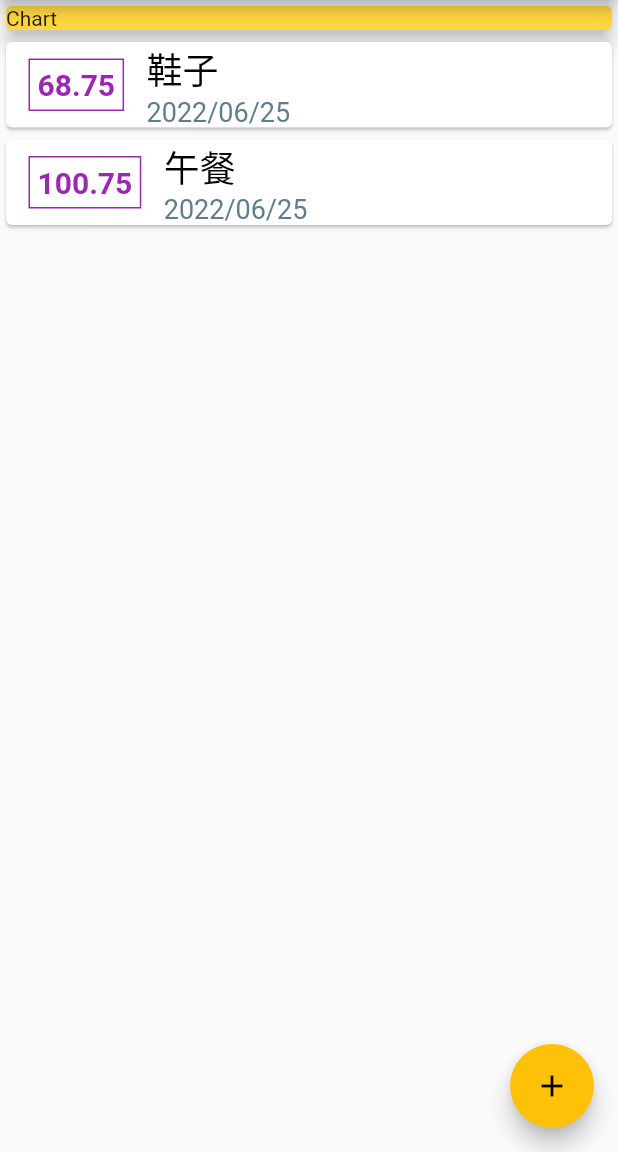
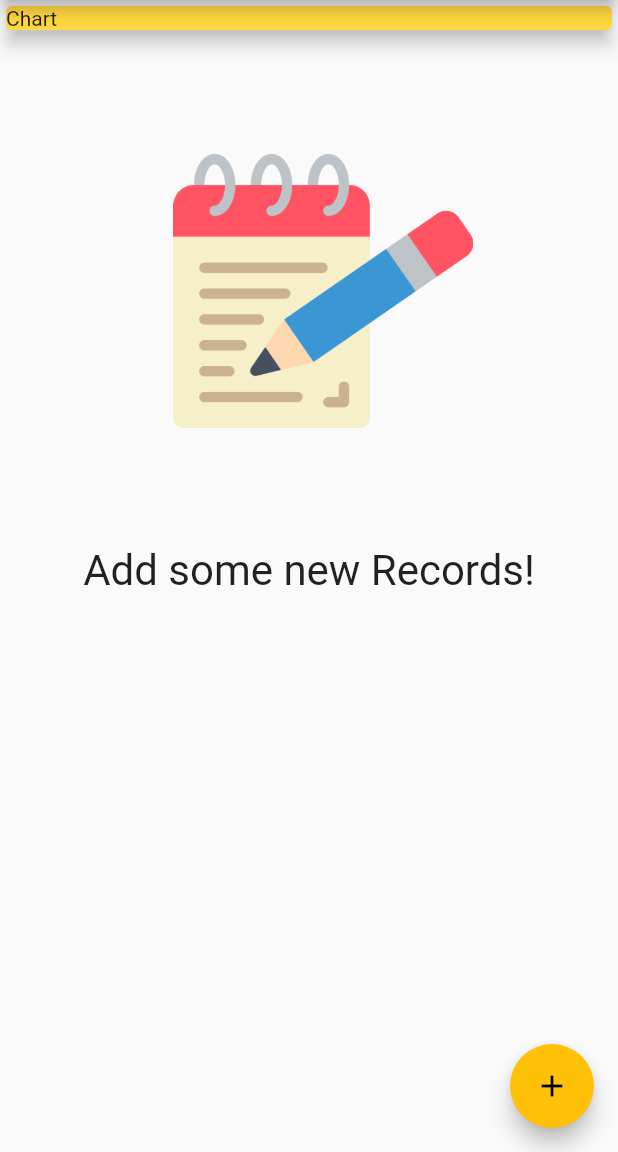
Before and after one commit to judy152534/Expense_App, a Flutter app: the screen it shows after launch, on a phone screen of 412 x 824 dp, the part 84-1236 px from its top. Run offline on Flutter 3.47's test engine with Material 2 defaults, Android fonts, the phone set to English and light mode, and no system bars.

```diff
--- a/lib/main.dart
+++ b/lib/main.dart
@@ -25,8 +25,8 @@ class MyHomePage extends StatefulWidget {
 
 class _MyHomePageState extends State<MyHomePage> {
   final List<Transaction> _userTransactions = [
-    Transaction(id: 'd1', title: '鞋子', amount: 68.75, date: DateTime.now()),
-    Transaction(id: 'd2', title: '午餐', amount: 100.75, date: DateTime.now()),
+    // Transaction(id: 'd1', title: '鞋子', amount: 68.75, date: DateTime.now()),
+    // Transaction(id: 'd2', title: '午餐', amount: 100.75, date: DateTime.now()),
   ];
 
   void _addNewTransaction(String txTitle, double txAmount) {
--- a/lib/widgets/transaction_list.dart
+++ b/lib/widgets/transaction_list.dart
@@ -16,14 +16,37 @@ class TransactionList extends StatelessWidget {
         // must be constrained in a range(ex.Container height), otherwise infinitive
         // for a large list, "ListView.builder" only render visible item
         // compare to "ListView(children[])"
-        child: ListView.builder(
+        child: transactions.isEmpty
+            ? Column(children: <Widget>[
+                SizedBox(
+                  height: 70,
+                ),
+                Container(
+                  height: 200,
+                  alignment: Alignment(0.09, 0),
+                  child: Image.asset(
+                    'assets/images/notepad.png',
+                    fit: BoxFit.cover,
+                  ),
+                ),
+                // sizeBox provides spaces
+                SizedBox(
+                  height: 70,
+                ),
+                Text(
+                  'Add some new Records!',
+                  style: TextStyle(fontSize: 28),
+                )
+              ])
+            : ListView.builder(
                 itemCount: transactions.length,
                 itemBuilder: ((context, index) {
                   return Card(
                       child: Row(
                     children: <Widget>[
                       Container(
-                  margin: EdgeInsets.symmetric(vertical: 5.0, horizontal: 15.0),
+                        margin: EdgeInsets.symmetric(
+                            vertical: 5.0, horizontal: 15.0),
                         padding: EdgeInsets.all(5),
                         child: Container(
                           child: Text(
@@ -34,8 +57,8 @@ class TransactionList extends StatelessWidget {
                                 color: Colors.purple),
                           ),
                         ),
-                  decoration:
-                      BoxDecoration(border: Border.all(color: Colors.purple)),
+                        decoration: BoxDecoration(
+                            border: Border.all(color: Colors.purple)),
                       ),
                       Container(
                         child: Column(
@@ -44,16 +67,16 @@ class TransactionList extends StatelessWidget {
                             Container(
                               child: Text(transactions[index].title,
                                   textAlign: TextAlign.left,
-                            style:
-                                TextStyle(fontSize: 24, color: Colors.black)),
+                                  style: TextStyle(
+                                      fontSize: 24, color: Colors.black)),
                             ),
                             Container(
                               child: Text(
                                 DateFormat('yyyy/MM/dd')
                                     .format(transactions[index].date),
                                 textAlign: TextAlign.left,
-                          style:
-                              TextStyle(fontSize: 18, color: Colors.blueGrey),
+                                style: TextStyle(
+                                    fontSize: 18, color: Colors.blueGrey),
                               ),
                             )
                           ],
--- a/pubspec.yaml
+++ b/pubspec.yaml
@@ -59,9 +59,9 @@ flutter:
   uses-material-design: true
 
   # To add assets to your application, add an assets section, like this:
-  # assets:
-  #   - images/a_dot_burr.jpeg
-  #   - images/a_dot_ham.jpeg
+  assets:
+    - assets/images/notepad.png
+    # - images/a_dot_ham.jpeg
 
   # An image asset can refer to one or more resolution-specific "variants", see
   # https://flutter.dev/assets-and-images/#resolution-aware
```
Also changed, not shown: assets/images/notepad.png (added). Lines whose indentation alone changed are shown as unchanged.
